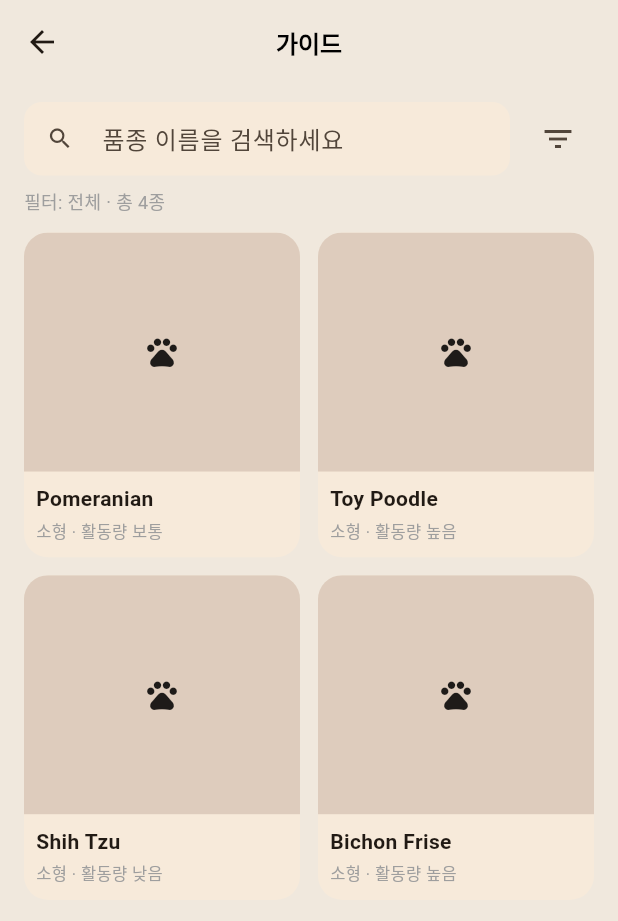
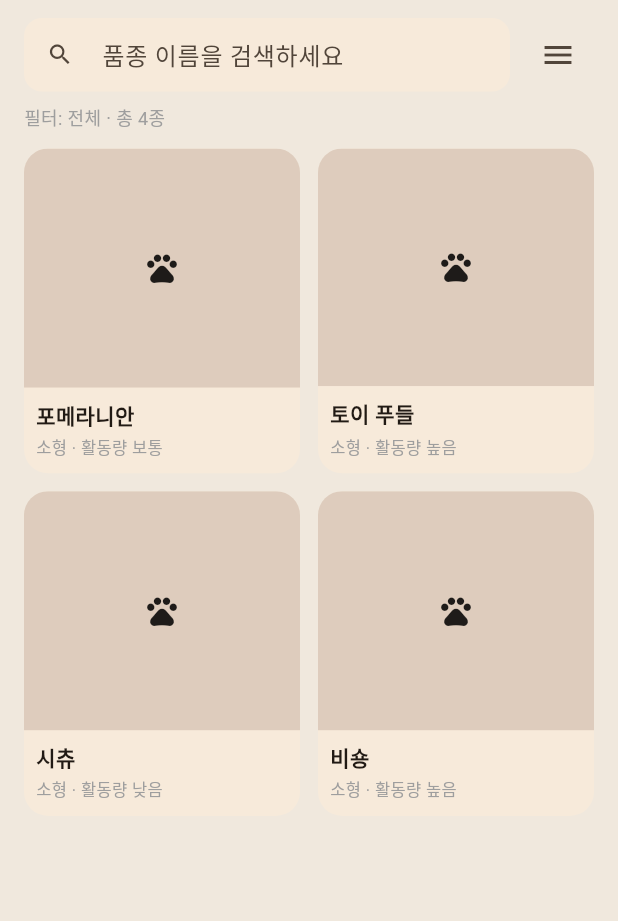
Before and after one commit to DanmmGuide/dang, a Flutter app: the BreedSelectPage screen opened directly, on a phone screen of 412 x 824 dp. Shown: the top 921 px of the screen. Run offline on Flutter 3.47's test engine with Material 3 defaults, Android fonts, the light colour scheme and no system bars; our stand-ins replace image_picker, shared_preferences, sqflite; accounts and stored records are empty; network calls fail; Roboto replaces fonts that are missing (Epilogue).

Commit message:
가이드 우선 말한건 다 고침

```diff
--- a/lib/pages/guide/breed_select_page.dart
+++ b/lib/pages/guide/breed_select_page.dart
@@ -19,11 +19,11 @@ class _BreedSelectPageState extends State<BreedSelectPage> {
     BreedItem(
       breed: DogBreed(
         id: 1,
-        name: 'Pomeranian',
+        name: '포메라니안',
         weightMetric: '2 - 3',
         lifeSpan: '12 - 16 years',
         temperament: 'Playful, Friendly',
-        // TheDogAPI 실제 이미지 URL을 나중에 채워넣으면 됨
+        // TheDogAPI 실제 이미지 URL을 나중에 채워넣으 됨
         imageUrl: null,
       ),
       isBeginnerFriendly: true,
@@ -33,7 +33,7 @@ class _BreedSelectPageState extends State<BreedSelectPage> {
     BreedItem(
       breed: DogBreed(
         id: 2,
-        name: 'Toy Poodle',
+        name: '토이 푸들',
         weightMetric: '3 - 4',
         lifeSpan: '12 - 15 years',
         temperament: 'Intelligent, Active',
@@ -46,7 +46,7 @@ class _BreedSelectPageState extends State<BreedSelectPage> {
     BreedItem(
       breed: DogBreed(
         id: 3,
-        name: 'Shih Tzu',
+        name: '시츄',
         weightMetric: '4 - 7',
         lifeSpan: '10 - 16 years',
         temperament: 'Affectionate, Playful',
@@ -59,7 +59,7 @@ class _BreedSelectPageState extends State<BreedSelectPage> {
     BreedItem(
       breed: DogBreed(
         id: 4,
-        name: 'Bichon Frise',
+        name: '비숑',
         weightMetric: '5 - 8',
         lifeSpan: '12 - 15 years',
         temperament: 'Cheerful, Playful',
@@ -168,20 +168,7 @@ class _BreedSelectPageState extends State<BreedSelectPage> {
 
     return Scaffold(
       backgroundColor: const Color(0xFFF0E8DD),
-      appBar: AppBar(
-        elevation: 0,
-        backgroundColor: const Color(0xFFF0E8DD),
-        centerTitle: true,
-        title: const Text(
-          '가이드',
-          style: TextStyle(
-            fontSize: 16,
-            fontFamily: 'Epilogue',
-            fontWeight: FontWeight.w600,
-            color: Colors.black,
-          ),
-        ),
-      ),
+
       body: Padding(
         padding: const EdgeInsets.fromLTRB(16, 12, 16, 16),
         child: Column(
@@ -214,7 +201,7 @@ class _BreedSelectPageState extends State<BreedSelectPage> {
                 const SizedBox(width: 8),
                 IconButton(
                   onPressed: _openFilterSheet,
-                  icon: const Icon(Icons.filter_list),
+                  icon: const Icon(Icons.menu),
                 ),
               ],
             ),
```
